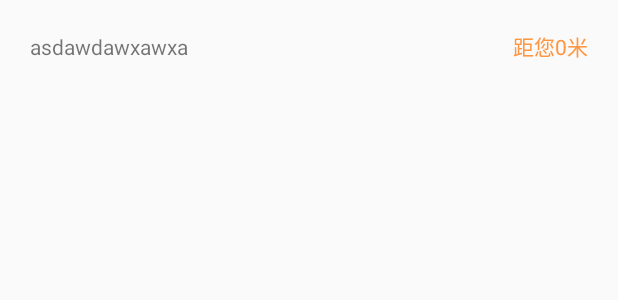
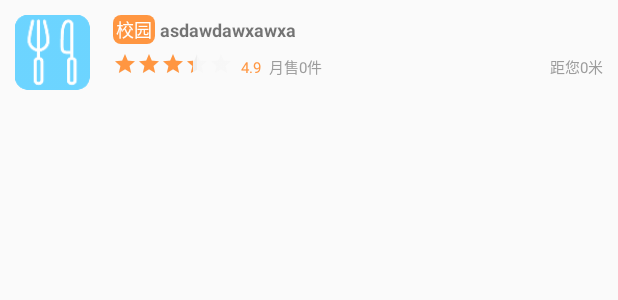
Before and after one commit to lzx2005/order_system_app_new, an Android app: the layout rest_list_item.xml on its own in the app's theme, with its tools: preview values and no code run, on a phone screen of 412 x 824 dp. Shown: the top 300 px of the screen. Run offline under Robolectric (Android 15) with nearby library versions, the phone set to English and light mode, and no system bars.

Commit message:
首页重新布局

```diff
--- /dev/null
+++ b/app/src/main/res/drawable/tag_textview_style.xml
@@ -0,0 +1,10 @@
+<?xml version="1.0" encoding="utf-8"?>
+<shape xmlns:android="http://schemas.android.com/apk/res/android">
+    <solid android:color="@color/yellow" />
+    <corners android:radius="5dp" />
+    <padding
+        android:left="2dp"
+        android:top="1dp"
+        android:right="2dp"
+        android:bottom="1dp" />
+</shape>
--- a/app/src/main/res/layout/rest_list_item.xml
+++ b/app/src/main/res/layout/rest_list_item.xml
@@ -6,24 +6,97 @@
     android:focusable="false"
     android:descendantFocusability="blocksDescendants">
 
+    <ImageView
+        android:id="@+id/rest_avatar"
+        android:layout_width="50dp"
+        android:layout_height="50dp"
+        android:layout_marginRight="5dp"
+        android:src="@mipmap/ic_launcher"/>
+    <LinearLayout
+        android:layout_width="match_parent"
+        android:layout_height="wrap_content"
+        android:paddingLeft="10dp"
+        android:orientation="vertical">
+        <LinearLayout
+            android:id="@+id/rest_first_ll"
+            android:layout_width="match_parent"
+            android:layout_height="wrap_content">
+
+            <TextView
+                android:id="@+id/rest_tag"
+                android:layout_width="wrap_content"
+                android:layout_height="wrap_content"
+                android:text="校园"
+                android:textSize="12dp"
+                android:layout_marginRight="3dp"
+                android:textColor="@color/white"
+                android:background="@drawable/tag_textview_style"/>
             <TextView
                 android:id="@+id/rest_name"
                 android:layout_width="0dp"
                 android:layout_height="wrap_content"
-        android:layout_weight="2"
-        android:padding="10dp"
+                android:layout_weight="5"
+                android:textSize="12dp"
                 android:gravity="left"
-        android:foregroundGravity="center"
-        android:text="asdawdawxawxa"/>
+                android:text="asdawdawxawxa"
+                android:textStyle="bold"/>
+        </LinearLayout>
 
+        <LinearLayout
+            android:layout_width="match_parent"
+            android:layout_height="wrap_content"
+            android:paddingTop="5dp"
+            android:paddingBottom="5dp">
+            <RatingBar
+                android:id="@+id/rest_rating"
+                style="?android:attr/ratingBarStyleSmall"
+                android:stepSize="0.1"
+                android:layout_height="wrap_content"
+                android:layout_width="wrap_content"
+                android:rating="3.3"
+                android:scrollbarSize="10dp"
+                android:backgroundTint="@color/lightGrey"
+                android:progressBackgroundTint="@color/lightGrey"
+                android:secondaryProgressTint="@color/lightGrey"
+                android:progressTint="@color/yellow">
+            </RatingBar>
+            <TextView
+                android:id="@+id/rest_score"
+                android:layout_width="wrap_content"
+                android:layout_height="wrap_content"
+                android:paddingTop="2dp"
+                android:paddingLeft="5dp"
+                android:textSize="10dp"
+                android:text="4.9"
+                android:textColor="@color/yellow" />
+
+            <TextView
+                android:id="@+id/rest_sold"
+                android:layout_width="wrap_content"
+                android:layout_height="wrap_content"
+                android:paddingTop="2dp"
+                android:paddingLeft="5dp"
+                android:textSize="10dp"
+                android:text="月售0件"
+                android:textColor="@color/grey" />
             <TextView
                 android:id="@+id/rest_dis"
                 android:layout_width="0dp"
                 android:layout_height="wrap_content"
-        android:layout_weight="1"
-        android:padding="10dp"
+                android:layout_weight="3"
                 android:gravity="right"
-        android:foregroundGravity="center"
+                android:paddingTop="2dp"
+                android:textSize="10dp"
                 android:text="距您0米"
-        android:textColor="@color/yellow" />
+                android:textColor="@color/grey" />
         </LinearLayout>
+
+
+        <LinearLayout
+            android:layout_width="match_parent"
+            android:layout_height="match_parent">
+
+        </LinearLayout>
+
+    </LinearLayout>
+</LinearLayout>
--- a/app/src/main/res/values/colors.xml
+++ b/app/src/main/res/values/colors.xml
@@ -6,5 +6,6 @@
     <color name="white">#FFF</color>
     <color name="yellow">#ff9641</color>
     <color name="lightGrey">#efefef</color>
+    <color name="grey">#9c9c9c</color>
     <color name="deepGrey">#949494</color>
 </resources>
```
Also changed, not shown: app/src/main/java/com/lzx2005/system/order/activity/MainActivity.java (+23 -14 lines), app/src/main/java/com/lzx2005/system/order/adapter/RestAdapter.java (added, +114 -0 lines), app/src/main/res/values/styles.xml (+13 -0 lines). Lines whose indentation alone changed are shown as unchanged.
